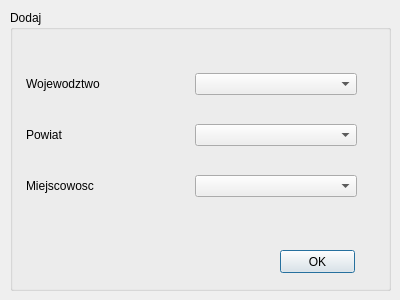
Above: Handel/addprofessionaldialog.ui from hergerr/POProject before the change. Below: the same form after it.
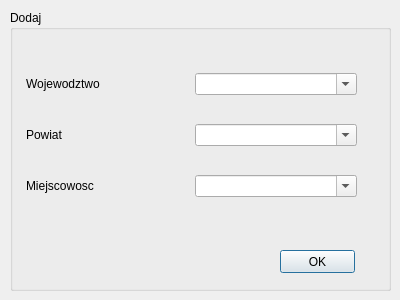
That is the form after the change.

Diff of the .ui file:
```diff
--- a/Handel/addprofessionaldialog.ui
+++ b/Handel/addprofessionaldialog.ui
@@ -38,7 +38,7 @@
      <string>OK</string>
     </property>
    </widget>
-   <widget class="QWidget" name="">
+   <widget class="QWidget" name="layoutWidget">
     <property name="geometry">
      <rect>
       <x>16</x>
@@ -58,7 +58,11 @@
         </widget>
        </item>
        <item>
-        <widget class="QComboBox" name="comboBoxVoivodeship"/>
+        <widget class="QComboBox" name="comboBoxVoivodeship">
+         <property name="editable">
+          <bool>true</bool>
+         </property>
+        </widget>
        </item>
       </layout>
      </item>
@@ -72,7 +76,11 @@
         </widget>
        </item>
        <item>
-        <widget class="QComboBox" name="comboBoxCounty"/>
+        <widget class="QComboBox" name="comboBoxCounty">
+         <property name="editable">
+          <bool>true</bool>
+         </property>
+        </widget>
        </item>
       </layout>
      </item>
@@ -86,7 +94,11 @@
         </widget>
        </item>
        <item>
-        <widget class="QComboBox" name="comboBoxCity"/>
+        <widget class="QComboBox" name="comboBoxCity">
+         <property name="editable">
+          <bool>true</bool>
+         </property>
+        </widget>
        </item>
       </layout>
      </item>
```
